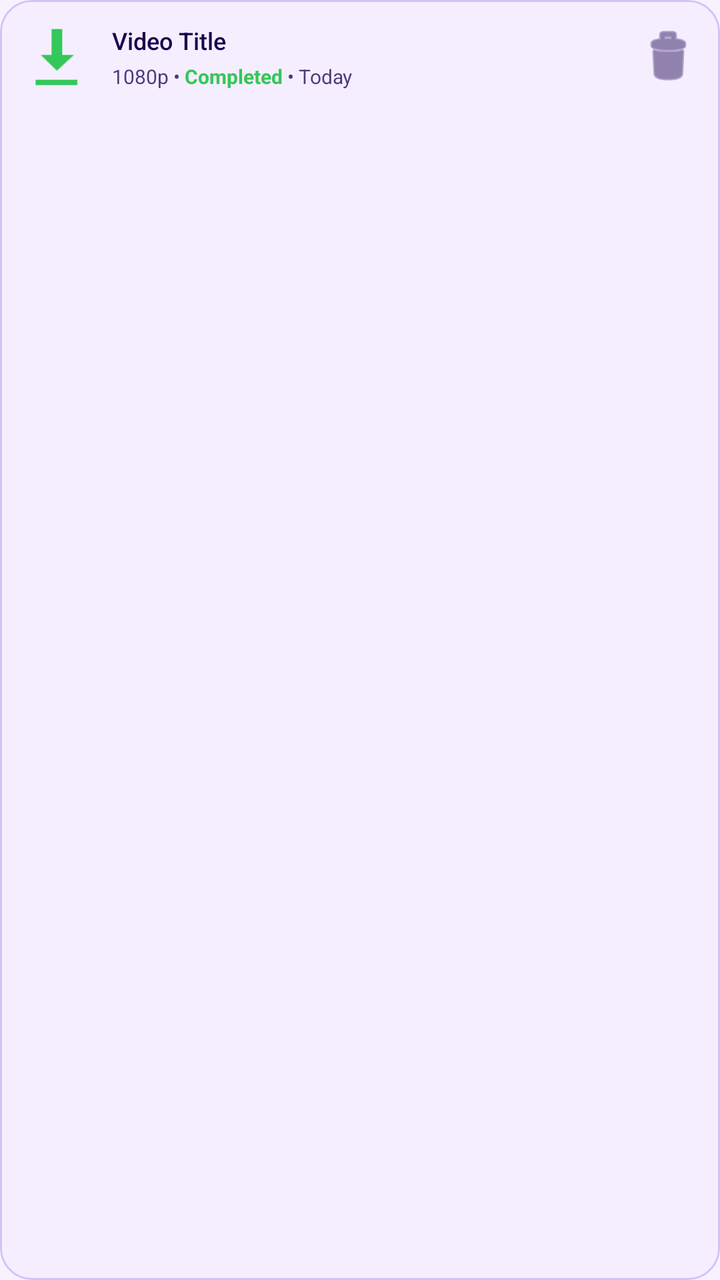
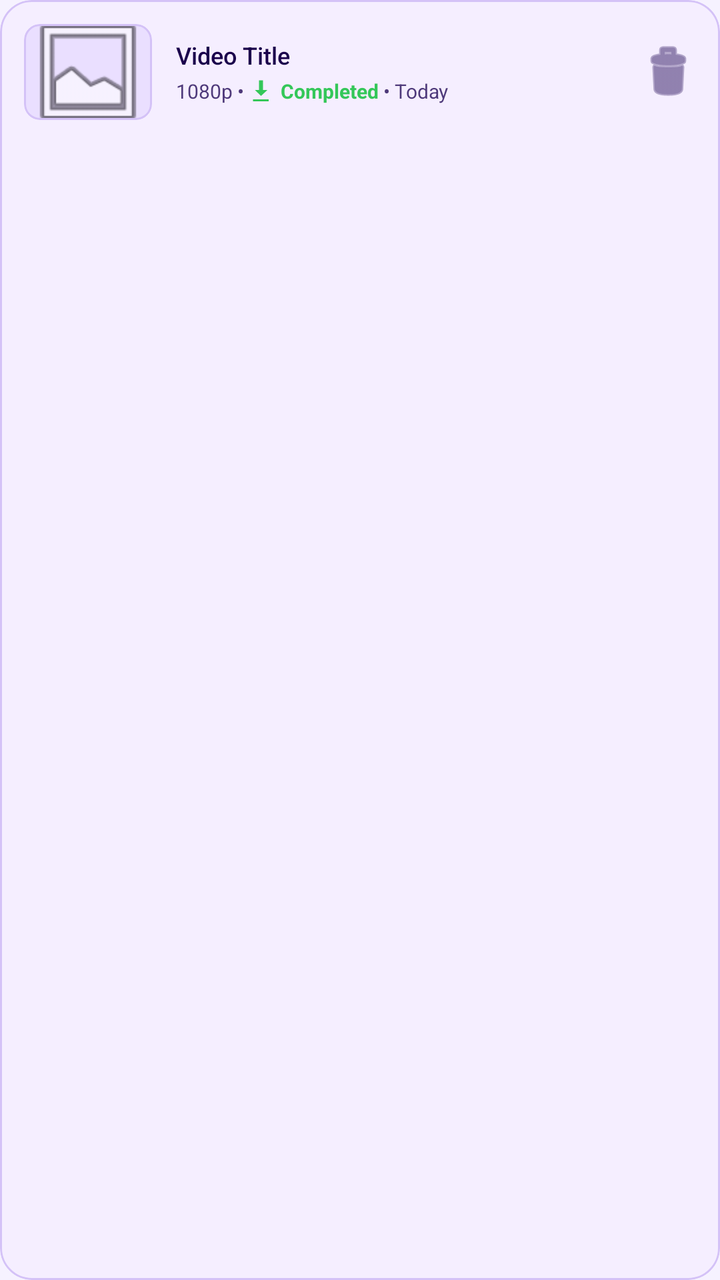

The first picture is an Android layout as it rendered before a commit; the second is the same layout after the commit. The layout source and the unified diff follow.
<!-- AndroidManifest.xml: application theme Theme.ChatSnap -->
<!-- res/layout/item_download_history.xml -->
<?xml version="1.0" encoding="utf-8"?>
<com.google.android.material.card.MaterialCardView xmlns:android="http://schemas.android.com/apk/res/android"
    xmlns:app="http://schemas.android.com/apk/res-auto"
    android:layout_width="match_parent"
    android:layout_height="wrap_content"
    android:layout_marginBottom="10dp"
    app:cardCornerRadius="16dp"
    app:cardElevation="0dp"
    app:strokeWidth="1dp"
    app:strokeColor="?attr/colorOutlineVariant"
    app:cardBackgroundColor="?attr/colorSurfaceVariant">

    <LinearLayout
        android:layout_width="match_parent"
        android:layout_height="wrap_content"
        android:orientation="horizontal"
        android:padding="12dp"
        android:gravity="center_vertical">

        
        <ImageView
            android:id="@+id/ivHistoryIcon"
            android:layout_width="32dp"
            android:layout_height="32dp"
            android:src="@android:drawable/stat_sys_download_done"
            app:tint="#34C759"
            android:contentDescription="Status" />

        
        <LinearLayout
            android:layout_width="0dp"
            android:layout_height="wrap_content"
            android:layout_weight="1"
            android:orientation="vertical"
            android:layout_marginStart="12dp"
            android:layout_marginEnd="8dp">

            <TextView
                android:id="@+id/tvHistoryTitle"
                android:layout_width="match_parent"
                android:layout_height="wrap_content"
                android:text="Video Title"
                android:textColor="?android:attr/textColorPrimary"
                android:textSize="12sp"
                android:fontFamily="sans-serif-medium"
                android:singleLine="true"
                android:ellipsize="end" />

            <LinearLayout
                android:layout_width="match_parent"
                android:layout_height="wrap_content"
                android:orientation="horizontal"
                android:layout_marginTop="3dp">

                
                <TextView
                    android:id="@+id/tvHistoryFormat"
                    android:layout_width="wrap_content"
                    android:layout_height="wrap_content"
                    android:text="1080p"
                    android:textColor="?android:attr/textColorSecondary"
                    android:textSize="10sp" />

                <TextView
                    android:layout_width="wrap_content"
                    android:layout_height="wrap_content"
                    android:text=" • "
                    android:textColor="?android:attr/textColorSecondary"
                    android:textSize="10sp" />

                <TextView
                    android:id="@+id/tvHistoryStatus"
                    android:layout_width="wrap_content"
                    android:layout_height="wrap_content"
                    android:text="Completed"
                    android:textColor="#34C759"
                    android:textSize="10sp"
                    android:textStyle="bold" />

                <TextView
                    android:layout_width="wrap_content"
                    android:layout_height="wrap_content"
                    android:text=" • "
                    android:textColor="?android:attr/textColorSecondary"
                    android:textSize="10sp" />

                <TextView
                    android:id="@+id/tvHistoryDate"
                    android:layout_width="wrap_content"
                    android:layout_height="wrap_content"
                    android:text="Today"
                    android:textColor="?android:attr/textColorSecondary"
                    android:textSize="10sp" />
            </LinearLayout>
        </LinearLayout>

        
        <ImageButton
            android:id="@+id/btnDeleteHistory"
            android:layout_width="28dp"
            android:layout_height="28dp"
            android:background="?attr/selectableItemBackgroundBorderless"
            android:src="@android:drawable/ic_menu_delete"
            app:tint="?android:attr/textColorSecondary"
            android:contentDescription="Delete from history" />
    </LinearLayout>
</com.google.android.material.card.MaterialCardView>
<!-- resources referenced by this layout -->
<resources>
  <style name="Theme.ChatSnap" parent="Base.Theme.ChatSnap" />
  <style name="Base.Theme.ChatSnap" parent="Theme.Material3.DayNight.NoActionBar">
          
          <item name="colorPrimary">@color/primary</item>
          <item name="colorOnPrimary">@color/white</item>
          <item name="colorPrimaryContainer">@color/primary_container</item>
          <item name="colorOnPrimaryContainer">@color/white</item>
  
          <item name="colorSecondary">@color/secondary</item>
          <item name="colorOnSecondary">@color/white</item>
          <item name="colorSecondaryContainer">@color/secondary_container</item>
          <item name="colorOnSecondaryContainer">@color/on_surface</item>
  
          <item name="colorTertiary">#E966FF</item>
          <item name="colorOnTertiary">@color/white</item>
  
          <item name="android:windowBackground">@color/background</item>
          <item name="colorSurface">@color/surface_container</item>
          <item name="colorOnSurface">@color/on_surface</item>
          <item name="colorSurfaceVariant">@color/surface_container_low</item>
          <item name="colorOnSurfaceVariant">@color/on_surface_variant</item>
  
          <item name="colorOutline">@color/outline</item>
          <item name="colorOutlineVariant">@color/outline_variant</item>
  
          
          <item name="android:textColorPrimary">?attr/colorOnSurface</item>
          <item name="android:textColorSecondary">?attr/colorOnSurfaceVariant</item>
          <item name="android:textColorHint">?attr/colorOutline</item>
  
          
          <item name="android:statusBarColor">?attr/colorPrimary</item>
          <item name="android:windowLightStatusBar">false</item>
  
          
          <item name="chatBubbleSentColor">#DCF8C6</item>
          <item name="chatBubbleReceivedColor">@color/white</item>
          <item name="chatBubbleSentTextColor">@color/black</item>
          <item name="chatBubbleReceivedTextColor">@color/black</item>
          <item name="themeAccentColor">@color/primary</item>
          <item name="android:popupBackground">?attr/colorSurface</item>
          <item name="android:itemBackground">?attr/colorSurface</item>
  
          <item name="editTextStyle">@style/Widget.Material3.TextInputEditText.OutlinedBox</item>
          <item name="textInputStyle">@style/Widget.Material3.TextInputLayout.OutlinedBox</item>
          <item name="android:windowAnimationStyle">@style/Animation.Activity</item>
      </style>
  <color name="primary">#5908f7</color>
  <color name="white">#FFFFFFFF</color>
  <color name="primary_container">#EFE6FF</color>
  <color name="secondary">#5C5766</color>
  <color name="secondary_container">#E8E3F0</color>
  <color name="on_surface">#1A004B</color>
  <color name="background">#F6F2FF</color>
  <color name="surface_container">#EADFFF</color>
  <color name="surface_container_low">#F5EEFF</color>
  <color name="on_surface_variant">#4E397A</color>
  <color name="outline">#8C77B8</color>
  <color name="outline_variant">#D4C2F7</color>
  <color name="black">#FF000000</color>
  <style name="Animation.Activity" parent="@android:style/Animation.Activity">
          <item name="android:activityOpenEnterAnimation">@anim/slide_in_right</item>
          <item name="android:activityOpenExitAnimation">@anim/slide_out_left</item>
          <item name="android:activityCloseEnterAnimation">@anim/slide_in_left</item>
          <item name="android:activityCloseExitAnimation">@anim/slide_out_right</item>
      </style>
</resources>

<!-- the commit's change to res/layout/item_download_history.xml (unified diff, before → after) -->
@@ -18,13 +18,21 @@
         android:gravity="center_vertical">
 
         
-        <ImageView
-            android:id="@+id/ivHistoryIcon"
-            android:layout_width="32dp"
-            android:layout_height="32dp"
-            android:src="@android:drawable/stat_sys_download_done"
-            app:tint="#34C759"
-            android:contentDescription="Status" />
+        <com.google.android.material.card.MaterialCardView
+            android:layout_width="64dp"
+            android:layout_height="48dp"
+            app:cardCornerRadius="8dp"
+            app:cardElevation="0dp"
+            app:strokeWidth="1dp"
+            app:strokeColor="?attr/colorOutlineVariant">
+
+            <ImageView
+                android:id="@+id/ivHistoryThumbnail"
+                android:layout_width="match_parent"
+                android:layout_height="match_parent"
+                android:scaleType="centerCrop"
+                android:src="@android:drawable/ic_menu_gallery" />
+        </com.google.android.material.card.MaterialCardView>
 
         
         <LinearLayout
@@ -50,7 +58,8 @@
                 android:layout_width="match_parent"
                 android:layout_height="wrap_content"
                 android:orientation="horizontal"
-                android:layout_marginTop="3dp">
+                android:layout_marginTop="3dp"
+                android:gravity="center_vertical">
 
                 
                 <TextView
@@ -67,6 +76,16 @@
                     android:text=" • "
                     android:textColor="?android:attr/textColorSecondary"
                     android:textSize="10sp" />
+
+                
+                <ImageView
+                    android:id="@+id/ivHistoryIcon"
+                    android:layout_width="12dp"
+                    android:layout_height="12dp"
+                    android:layout_marginEnd="4dp"
+                    android:src="@android:drawable/stat_sys_download_done"
+                    app:tint="#34C759"
+                    android:contentDescription="Status Indicator" />
 
                 <TextView
                     android:id="@+id/tvHistoryStatus"
